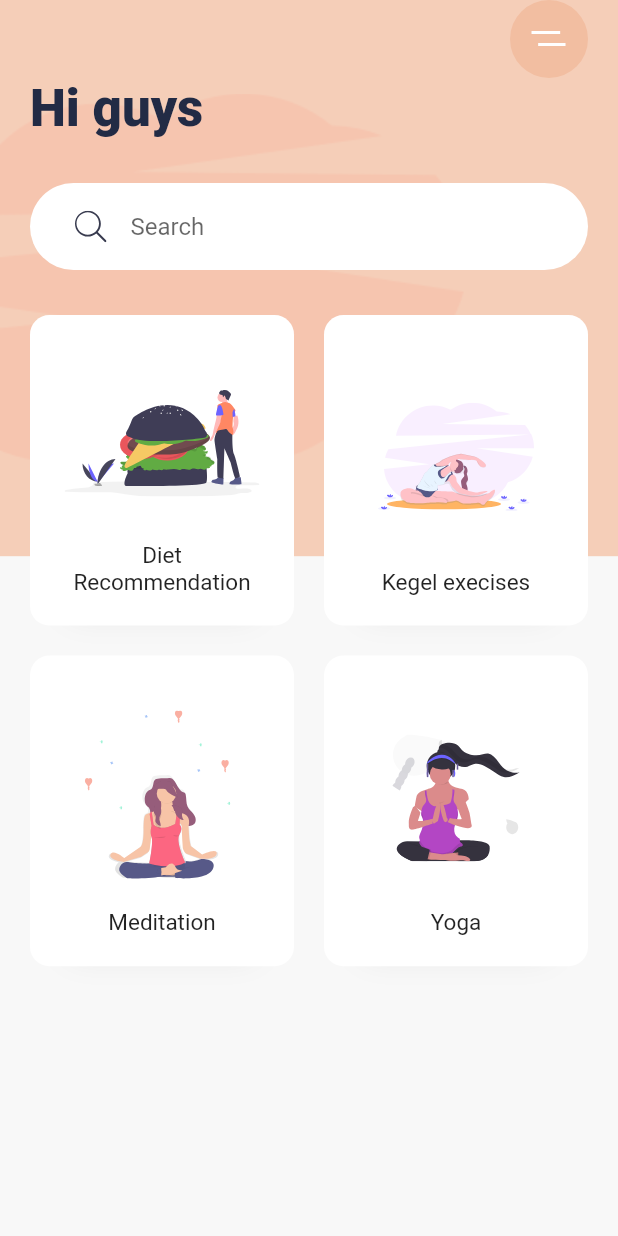
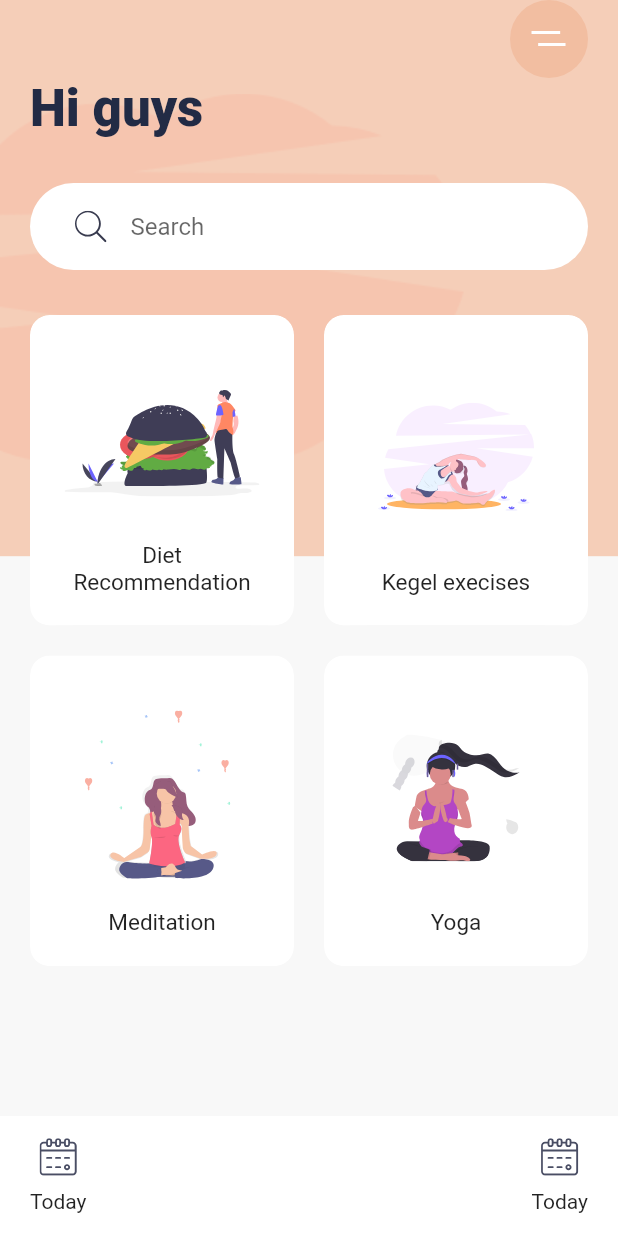
Before and after one commit to hoursing/workout-exercises-app, a Flutter app: the screen it shows after launch, on a phone screen of 412 x 824 dp. Run offline on Flutter 3.47's test engine with Material 2 defaults, Android fonts, the light colour scheme and no system bars; our stand-ins replace flutter_svg.

Commit message:
Add navigation bottom

```diff
--- a/analysis_options.yaml
+++ b/analysis_options.yaml
@@ -10,20 +10,8 @@
 include: package:flutter_lints/flutter.yaml
 
 linter:
-  # The lint rules applied to this project can be customized in the
-  # section below to disable rules from the `package:flutter_lints/flutter.yaml`
-  # included above or to enable additional rules. A list of all available lints
-  # and their documentation is published at
-  # https://dart-lang.github.io/linter/lints/index.html.
-  #
-  # Instead of disabling a lint rule for the entire project in the
-  # section below, it can also be suppressed for a single line of code
-  # or a specific dart file by using the `// ignore: name_of_lint` and
-  # `// ignore_for_file: name_of_lint` syntax on the line or in the file
-  # producing the lint.
   rules:
-    # avoid_print: false  # Uncomment to disable the `avoid_print` rule
-    # prefer_single_quotes: true  # Uncomment to enable the `prefer_single_quotes` rule
+    prefer_const_constructors: false
 
 # Additional information about this file can be found at
 # https://dart.dev/guides/language/analysis-options
--- a/lib/main.dart
+++ b/lib/main.dart
@@ -1,6 +1,7 @@
 import 'package:flutter/material.dart';
 import 'package:flutter_svg/svg.dart';
 import 'package:workout_daily/const.dart';
+import 'package:workout_daily/widgets/categorycard.dart';
 
 void main() {
   runApp(const MyApp());
@@ -32,6 +33,15 @@ class HomeScreen extends StatelessWidget {
     var size = MediaQuery.of(context).size;
 
     return Scaffold(
+      bottomNavigationBar: Container(
+          padding: const EdgeInsets.symmetric(horizontal: 20, vertical: 10),
+          height: 80,
+          color: Colors.white,
+          child: Row(
+            mainAxisAlignment: MainAxisAlignment.spaceBetween,
+            children: const <Widget>[
+              BottomnNavItem(),
+              BottomnNavItem()])),
       body: Stack(
         children: <Widget>[
           Container(
@@ -66,21 +76,20 @@ class HomeScreen extends StatelessWidget {
                   Text("Hi guys",
                       style: Theme.of(context)
                           .textTheme
-                          .headline4 !
+                          .headline4!
                           .copyWith(fontWeight: FontWeight.w900)),
                   Container(
-                    margin: EdgeInsets.symmetric(vertical: 30),
+                    margin: const EdgeInsets.symmetric(vertical: 30),
+                    // ignore: prefer_const_constructors
                     padding: EdgeInsets.symmetric(horizontal: 30, vertical: 5),
                     decoration: BoxDecoration(
                         color: Colors.white,
-                      borderRadius: BorderRadius.circular(29.5)
-                    ),
+                        borderRadius: BorderRadius.circular(29.5)),
                     child: TextField(
                       decoration: InputDecoration(
                           hintText: "Search",
                           icon: SvgPicture.asset("assets/icons/search.svg"),
-                        border: InputBorder.none
-                      ),
+                          border: InputBorder.none),
                     ),
                   ),
                   Expanded(
@@ -92,22 +101,25 @@ class HomeScreen extends StatelessWidget {
                         children: <Widget>[
                           ProductCatgory(
                             title: "Diet Recommendation",
-                          svgSrc: "assets/icons/Hamburger.svg"
+                            svgSrc: "assets/icons/Hamburger.svg",
+                            press: () {},
                           ),
                           ProductCatgory(
                             title: "Kegel execises",
-                          svgSrc: "assets/icons/Excrecises.svg"
+                            svgSrc: "assets/icons/Excrecises.svg",
+                            press: () {},
                           ),
                           ProductCatgory(
                             title: "Meditation",
-                          svgSrc: "assets/icons/Meditation.svg"
+                            svgSrc: "assets/icons/Meditation.svg",
+                            press: () {},
                           ),
                           ProductCatgory(
                             title: "Yoga",
-                          svgSrc: "assets/icons/yoga.svg"
+                            svgSrc: "assets/icons/yoga.svg",
+                            press: () {},
                           )
-                      ]
-                    ),
+                        ]),
                   ),
                 ],
               ),
@@ -119,41 +131,21 @@ class HomeScreen extends StatelessWidget {
   }
 }
 
-class ProductCatgory extends StatelessWidget {
-  final String svgSrc;
-  final String title;
-
-  const ProductCatgory({
+class BottomnNavItem extends StatelessWidget {
+  const BottomnNavItem({
     Key? key,
-    required this.svgSrc, required this.title,
   }) : super(key: key);
 
   @override
   Widget build(BuildContext context) {
-    return Container(
-      padding: EdgeInsets.all(20),
-      decoration: BoxDecoration(
-        color: Colors.white,
-        borderRadius: BorderRadius.circular(13),
-        boxShadow: [
-          BoxShadow(
-            offset: Offset(0,17),
-            blurRadius: 17,
-            spreadRadius: -23,
-            color: vShadowColor
-          )
-        ]
-      ),
+    return GestureDetector(
+      onTap: () {},
       child: Column(
+          mainAxisAlignment: MainAxisAlignment.spaceAround,
           children: <Widget>[
-          const Spacer(),
-          SvgPicture.asset(svgSrc),
-          Spacer(),
-          Text(title,
-          textAlign: TextAlign.center,
-          style: Theme.of(context).textTheme.subtitle1!.copyWith(fontSize: 15),)
-        ],
-      ),
+            SvgPicture.asset("assets/icons/calendar.svg"),
+            Text("Today")
+          ]),
     );
   }
 }
--- /dev/null
+++ b/lib/widgets/categorycard.dart
@@ -0,0 +1,60 @@
+import 'package:flutter/material.dart';
+import 'package:flutter_svg/svg.dart';
+import 'package:workout_daily/const.dart';
+
+class ProductCatgory extends StatelessWidget {
+  final String svgSrc;
+  final String title;
+  final Function() press;
+
+  const ProductCatgory({
+    Key? key,
+    required this.svgSrc,
+    required this.title,
+    required this.press,
+  }) : super(key: key);
+
+  @override
+  Widget build(BuildContext context) {
+    return ClipRRect(
+      borderRadius: BorderRadius.circular(13),
+      child: Container(
+        // padding: EdgeInsets.all(r20),
+        decoration: BoxDecoration(
+            color: Colors.white,
+            borderRadius: BorderRadius.circular(13),
+            boxShadow: [
+              BoxShadow(
+                  offset: Offset(0, 17),
+                  blurRadius: 17,
+                  spreadRadius: -23,
+                  color: vShadowColor)
+            ]),
+        child: Material(
+          color: Colors.transparent,
+          child: InkWell(
+            onTap: press,
+            child: Padding(
+              padding: const EdgeInsets.all(20.0),
+              child: Column(
+                children: <Widget>[
+                  const Spacer(),
+                  SvgPicture.asset(svgSrc),
+                  Spacer(),
+                  Text(
+                    title,
+                    textAlign: TextAlign.center,
+                    style: Theme.of(context)
+                        .textTheme
+                        .subtitle1!
+                        .copyWith(fontSize: 15),
+                  )
+                ],
+              ),
+            ),
+          ),
+        ),
+      ),
+    );
+  }
+}
```
Lines whose indentation alone changed are shown as unchanged.
